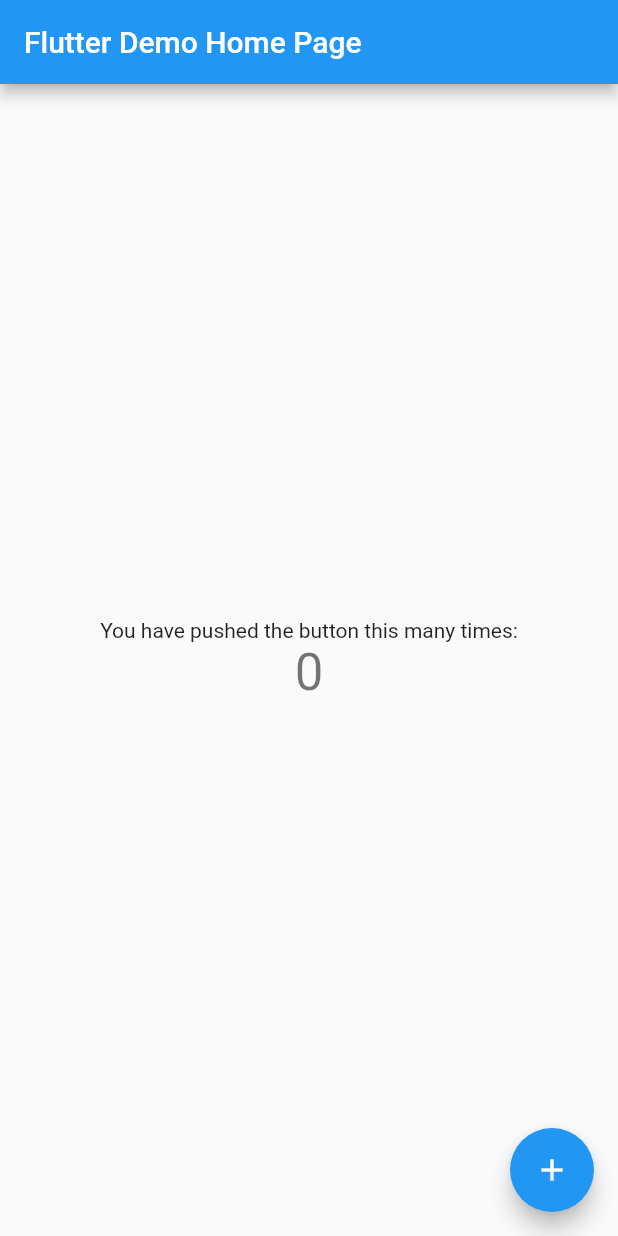
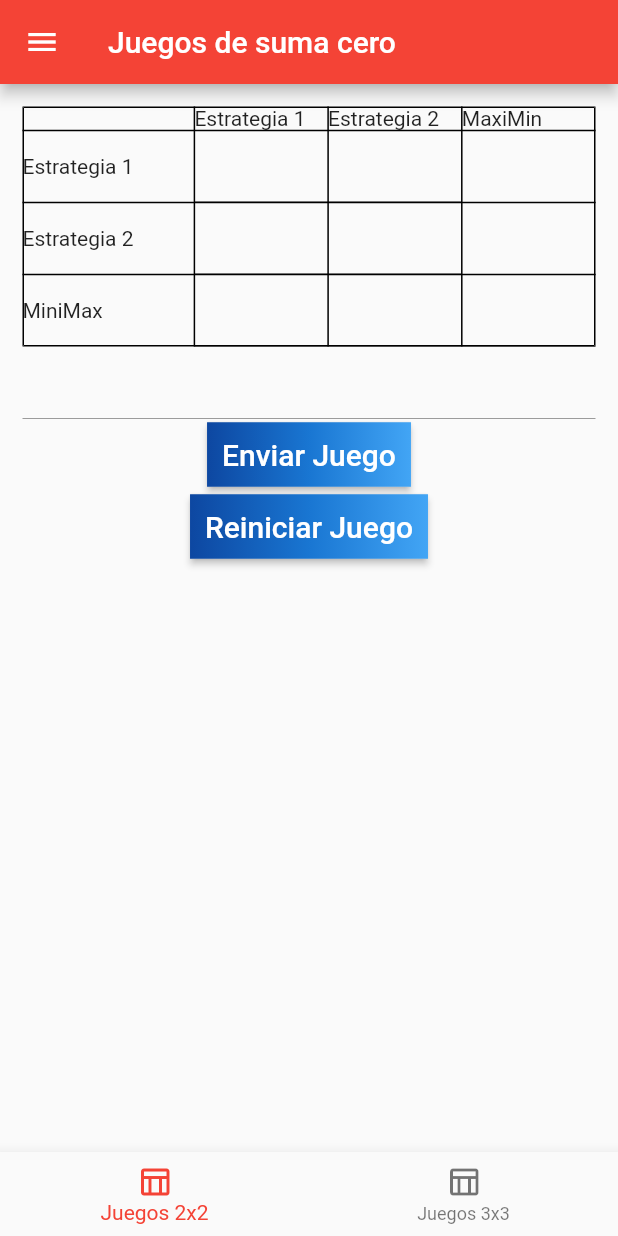
Before and after one commit to darcila06/Investigacion, a Flutter app: the screen it shows after launch, on a phone screen of 412 x 824 dp. Run offline on Flutter 3.47's test engine with Material 2 defaults, Android fonts, the phone set to English and light mode, and no system bars.

Commit message:
Actualizar App
Subir el app a github

```diff
--- a/lib/main.dart
+++ b/lib/main.dart
@@ -5,113 +5,302 @@
 }
 
 class MyApp extends StatelessWidget {
-  // This widget is the root of your application.
+  static const String _title = 'Juegos de suma cero';
   @override
   Widget build(BuildContext context) {
     return MaterialApp(
-      title: 'Flutter Demo',
+      title: _title,
       theme: ThemeData(
-        // This is the theme of your application.
-        //
-        // Try running your application with "flutter run". You'll see the
-        // application has a blue toolbar. Then, without quitting the app, try
-        // changing the primarySwatch below to Colors.green and then invoke
-        // "hot reload" (press "r" in the console where you ran "flutter run",
-        // or simply save your changes to "hot reload" in a Flutter IDE).
-        // Notice that the counter didn't reset back to zero; the application
-        // is not restarted.
-        primarySwatch: Colors.blue,
-        // This makes the visual density adapt to the platform that you run
-        // the app on. For desktop platforms, the controls will be smaller and
-        // closer together (more dense) than on mobile platforms.
+        primarySwatch: Colors.red,
         visualDensity: VisualDensity.adaptivePlatformDensity,
       ),
-      home: MyHomePage(title: 'Flutter Demo Home Page'),
+      home: MyStatelessWidget(),
     );
   }
 }
 
-class MyHomePage extends StatefulWidget {
-  MyHomePage({Key key, this.title}) : super(key: key);
-
-  // This widget is the home page of your application. It is stateful, meaning
-  // that it has a State object (defined below) that contains fields that affect
-  // how it looks.
-
-  // This class is the configuration for the state. It holds the values (in this
-  // case the title) provided by the parent (in this case the App widget) and
-  // used by the build method of the State. Fields in a Widget subclass are
-  // always marked "final".
-
-  final String title;
-
-  @override
-  _MyHomePageState createState() => _MyHomePageState();
-}
-
-class _MyHomePageState extends State<MyHomePage> {
-  int _counter = 0;
-
-  void _incrementCounter() {
-    setState(() {
-      // This call to setState tells the Flutter framework that something has
-      // changed in this State, which causes it to rerun the build method below
-      // so that the display can reflect the updated values. If we changed
-      // _counter without calling setState(), then the build method would not be
-      // called again, and so nothing would appear to happen.
-      _counter++;
-    });
-  }
+class MyStatelessWidget extends StatelessWidget {
+  MyStatelessWidget({Key key}) : super(key: key);
+  int _selectedIndex = 0;
 
   @override
   Widget build(BuildContext context) {
-    // This method is rerun every time setState is called, for instance as done
-    // by the _incrementCounter method above.
-    //
-    // The Flutter framework has been optimized to make rerunning build methods
-    // fast, so that you can just rebuild anything that needs updating rather
-    // than having to individually change instances of widgets.
     return Scaffold(
       appBar: AppBar(
-        // Here we take the value from the MyHomePage object that was created by
-        // the App.build method, and use it to set our appbar title.
-        title: Text(widget.title),
+        title: const Text('Juegos de suma cero'),
+        actions: <Widget>[],
       ),
-      body: Center(
-        // Center is a layout widget. It takes a single child and positions it
-        // in the middle of the parent.
-        child: Column(
-          // Column is also a layout widget. It takes a list of children and
-          // arranges them vertically. By default, it sizes itself to fit its
-          // children horizontally, and tries to be as tall as its parent.
-          //
-          // Invoke "debug painting" (press "p" in the console, choose the
-          // "Toggle Debug Paint" action from the Flutter Inspector in Android
-          // Studio, or the "Toggle Debug Paint" command in Visual Studio Code)
-          // to see the wireframe for each widget.
-          //
-          // Column has various properties to control how it sizes itself and
-          // how it positions its children. Here we use mainAxisAlignment to
-          // center the children vertically; the main axis here is the vertical
-          // axis because Columns are vertical (the cross axis would be
-          // horizontal).
-          mainAxisAlignment: MainAxisAlignment.center,
-          children: <Widget>[
-            Text(
-              'You have pushed the button this many times:',
+      body: Dosxdos(),
+      drawer: Drawer(
+          child: ListView(padding: EdgeInsets.zero, children: <Widget>[
+        DrawerHeader(
+          child: Text(""),
+          decoration: BoxDecoration(
+              color: Colors.red,
+              image: DecorationImage(
+                image: AssetImage("assets/images/konrad.png"),
+              )),
+        ),
+        ListTile(
+          title: Text('Juegos 2x2'),
+          onTap: () {
+            Navigator.of(context).pop();
+          },
+          leading: GestureDetector(
+            child: Container(
+              width: 48,
+              height: 48,
+              padding: EdgeInsets.symmetric(vertical: 4.0),
+              alignment: Alignment.center,
+              child: CircleAvatar(child: Icon(Icons.table_chart_outlined)),
             ),
-            Text(
-              '$_counter',
-              style: Theme.of(context).textTheme.headline4,
+          ),
+        ),
+        ListTile(
+          title: Text('Juegos 3x3'),
+          onTap: () {
+            // Update the state of the app.
+            // ...
+          },
+          leading: GestureDetector(
+            child: Container(
+              width: 48,
+              height: 48,
+              padding: EdgeInsets.symmetric(vertical: 4.0),
+              alignment: Alignment.center,
+              child: CircleAvatar(
+                child: Icon(Icons.table_chart_outlined),
+              ),
             ),
-          ],
+          ),
         ),
+      ])),
+      bottomNavigationBar: BottomNavigationBar(
+        items: const <BottomNavigationBarItem>[
+          BottomNavigationBarItem(
+            icon: Icon(Icons.table_chart_outlined),
+            label: 'Juegos 2x2',
+          ),
+          BottomNavigationBarItem(
+            icon: Icon(Icons.table_chart_outlined),
+            label: 'Juegos 3x3',
+          ),
+        ],
       ),
-      floatingActionButton: FloatingActionButton(
-        onPressed: _incrementCounter,
-        tooltip: 'Increment',
-        child: Icon(Icons.add),
-      ), // This trailing comma makes auto-formatting nicer for build methods.
     );
   }
 }
+
+class Dosxdos extends StatefulWidget {
+  @override
+  _DosxdosState createState() => _DosxdosState();
+}
+
+class _DosxdosState extends State<Dosxdos> {
+  final c1f1 = TextEditingController();
+  final c2f1 = TextEditingController();
+  final c1f2 = TextEditingController();
+  final c2f2 = TextEditingController();
+  final maximin1 = TextEditingController();
+  final maximin2 = TextEditingController();
+  final minimax1 = TextEditingController();
+  final minimax2 = TextEditingController();
+  final silla = TextEditingController();
+
+  @override
+  Widget build(BuildContext context) {
+    return Container(
+      padding: EdgeInsets.all(15),
+      child: Column(
+        children: <Widget>[
+          Table(
+            defaultVerticalAlignment: TableCellVerticalAlignment.middle,
+            columnWidths: {0: FractionColumnWidth(0.3)},
+            border: TableBorder.all(),
+            children: [
+              TableRow(children: [
+                Text(''),
+                Text('Estrategia 1'),
+                Text('Estrategia 2'),
+                Text('MaxiMin')
+              ]),
+              TableRow(children: [
+                Text('Estrategia 1'),
+                TextField(
+                  controller: c1f1,
+                  keyboardType: TextInputType.number,
+                ),
+                TextField(
+                  controller: c2f1,
+                  keyboardType: TextInputType.number,
+                ),
+                TextField(
+                  controller: maximin1,
+                  enableInteractiveSelection: false,
+                  enabled: false,
+                )
+              ]),
+              TableRow(children: [
+                Text('Estrategia 2'),
+                TextField(
+                  controller: c1f2,
+                  keyboardType: TextInputType.number,
+                ),
+                TextField(
+                  controller: c2f2,
+                  keyboardType: TextInputType.number,
+                ),
+                TextField(
+                  controller: maximin2,
+                  enableInteractiveSelection: false,
+                  enabled: false,
+                )
+              ]),
+              TableRow(children: [
+                Text('MiniMax'),
+                TextField(
+                  controller: minimax1,
+                  enableInteractiveSelection: false,
+                  enabled: false,
+                ),
+                TextField(
+                  controller: minimax2,
+                  enableInteractiveSelection: false,
+                  enabled: false,
+                ),
+                TextField(
+                  enableInteractiveSelection: false,
+                  enabled: false,
+                )
+              ])
+            ],
+          ),
+          TextField(
+            controller: silla,
+            enableInteractiveSelection: false,
+            enabled: false,
+          ),
+          RaisedButton(
+            onPressed: () {
+              ResolverJuego();
+            },
+            textColor: Colors.white,
+            padding: const EdgeInsets.all(0.0),
+            child: Container(
+              decoration: const BoxDecoration(
+                gradient: LinearGradient(
+                  colors: <Color>[
+                    Color(0xFF0D47A1),
+                    Color(0xFF1976D2),
+                    Color(0xFF42A5F5),
+                  ],
+                ),
+              ),
+              padding: const EdgeInsets.all(10.0),
+              child: const Text('Enviar Juego', style: TextStyle(fontSize: 20)),
+            ),
+          ),
+          RaisedButton(
+            onPressed: () {
+              ReiniciarJuego();
+            },
+            textColor: Colors.white,
+            padding: const EdgeInsets.all(0.0),
+            child: Container(
+              decoration: const BoxDecoration(
+                gradient: LinearGradient(
+                  colors: <Color>[
+                    Color(0xFF0D47A1),
+                    Color(0xFF1976D2),
+                    Color(0xFF42A5F5),
+                  ],
+                ),
+              ),
+              padding: const EdgeInsets.all(10.0),
+              child:
+                  const Text('Reiniciar Juego', style: TextStyle(fontSize: 20)),
+            ),
+          ),
+        ],
+      ),
+    );
+  }
+
+  ResolverJuego() async {
+    int v1f1 = int.parse(c1f1.text);
+    int v2f1 = int.parse(c2f1.text);
+    int v1f2 = int.parse(c1f2.text);
+    int v2f2 = int.parse(c2f2.text);
+    int maximinuno = 0;
+    int maximindos = 0;
+    int minimaxuno = 0;
+    int minimaxdos = 0;
+    int minimax = 0;
+    int maximin = 0;
+
+    if (v1f1 < v2f1) {
+      maximin1.text = c1f1.text;
+      maximinuno = v1f1;
+    } else {
+      maximin1.text = c2f1.text;
+      maximinuno = v2f1;
+    }
+
+    if (v1f2 < v2f2) {
+      maximin2.text = c1f2.text;
+      maximindos = v1f2;
+    } else {
+      maximin2.text = c2f2.text;
+      maximindos = v2f2;
+    }
+
+    if (v1f1 > v1f2) {
+      minimax1.text = c1f1.text;
+      minimaxuno = v1f1;
+    } else {
+      minimax1.text = c1f2.text;
+      minimaxuno = v1f2;
+    }
+
+    if (v2f1 > v2f2) {
+      minimax2.text = c2f1.text;
+      minimaxdos = v2f1;
+    } else {
+      minimax2.text = c2f2.text;
+      minimaxdos = v2f2;
+    }
+
+    if (minimaxuno < minimaxdos) {
+      minimax = minimaxuno;
+    } else {
+      minimax = minimaxdos;
+    }
+    if (maximinuno > maximindos) {
+      maximin = maximinuno;
+    } else {
+      maximin = maximindos;
+    }
+
+    if (minimax == maximin) {
+      silla.text = "Hay punto de silla en " +
+          minimax.toString() +
+          " y en " +
+          maximin.toString();
+    } else {
+      silla.text = "No hay punto de silla";
+    }
+    print(silla.text);
+  }
+
+  void ReiniciarJuego() {
+    c1f1.text = "";
+    c2f1.text = "";
+    c1f2.text = "";
+    c2f2.text = "";
+    maximin1.text = "";
+    maximin2.text = "";
+    minimax1.text = "";
+    minimax2.text = "";
+    silla.text = "";
+  }
+}
```
